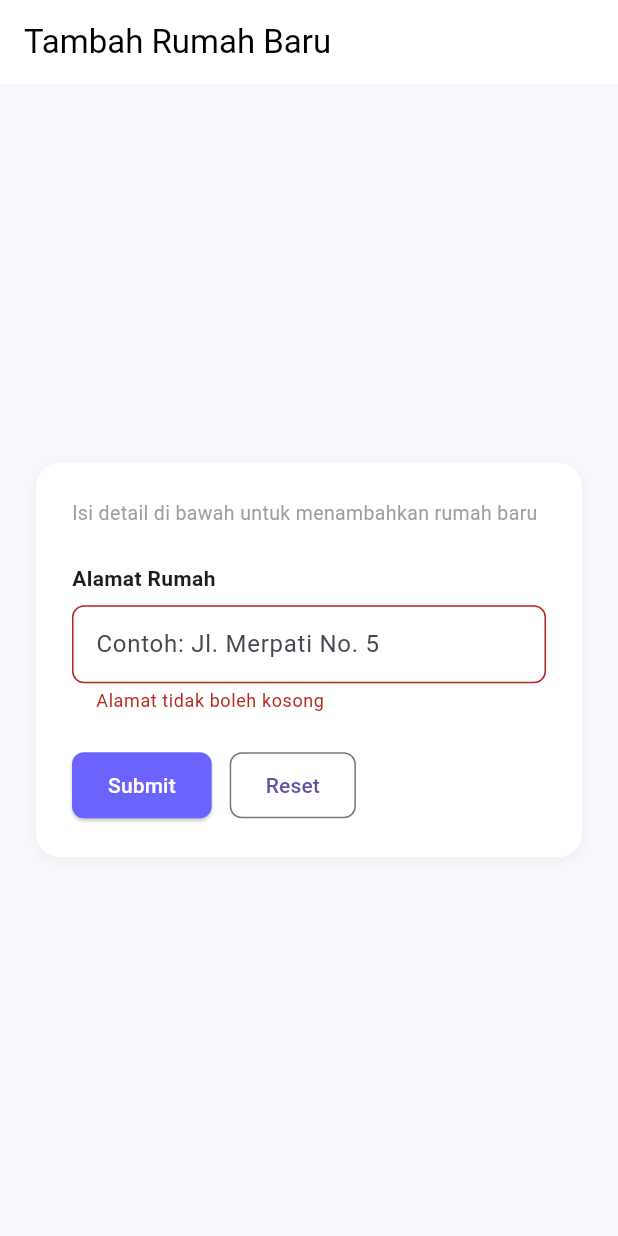
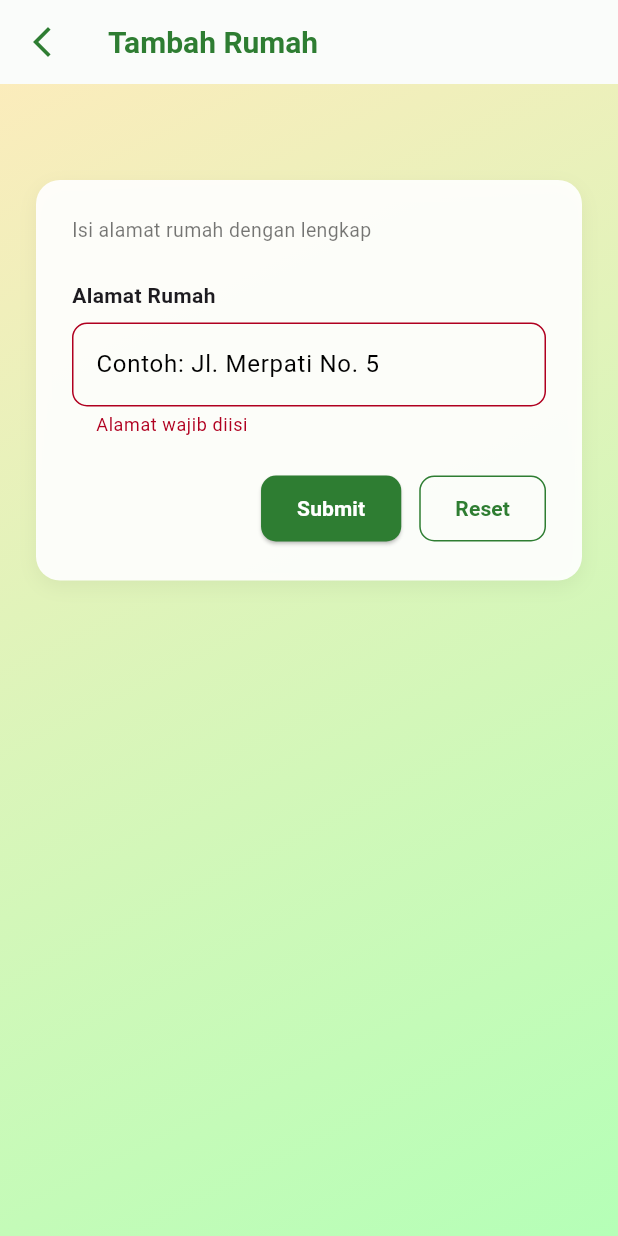
Before and after one commit to rockhubzz/Jawara, a Flutter app: the TambahRumahPage screen opened by its route, after a tap on "Submit", on a phone screen of 412 x 824 dp. Run offline on Flutter 3.47's test engine with Material 3 defaults, Android fonts, the phone set to English and light mode, and no system bars; our stand-ins replace fl_chart, go_router, image_picker.

Commit message:
fitur tambah rumah (ada loading saat klik tombol)

```diff
--- a/lib/data_warga_rumah/tambahRumah_page.dart
+++ b/lib/data_warga_rumah/tambahRumah_page.dart
@@ -1,6 +1,5 @@
 import 'package:flutter/material.dart';
 import 'package:go_router/go_router.dart';
-import 'package:jawara/widgets/appDrawer.dart';
 
 class TambahRumahPage extends StatefulWidget {
   const TambahRumahPage({super.key});
@@ -13,13 +12,27 @@ class _TambahRumahPageState extends State<TambahRumahPage> {
   final _formKey = GlobalKey<FormState>();
   final _alamatController = TextEditingController();
 
-  void _resetForm() {
+  bool isLoadingSubmit = false;
+  bool isLoadingReset = false;
+
+  void _resetForm() async {
+    setState(() => isLoadingReset = true);
+
+    await Future.delayed(const Duration(seconds: 1));
     _formKey.currentState?.reset();
     _alamatController.clear();
+
+    setState(() => isLoadingReset = false);
   }
 
-  void _submitForm() {
-    if (_formKey.currentState!.validate()) {
+  void _submitForm() async {
+    if (!_formKey.currentState!.validate()) return;
+
+    setState(() => isLoadingSubmit = true);
+    await Future.delayed(const Duration(seconds: 2));
+
+    setState(() => isLoadingSubmit = false);
+
     ScaffoldMessenger.of(context).showSnackBar(
       const SnackBar(
         content: Text("Data rumah berhasil disimpan!"),
@@ -27,52 +40,95 @@ class _TambahRumahPageState extends State<TambahRumahPage> {
       ),
     );
   }
-  }
 
   @override
   Widget build(BuildContext context) {
-    return Scaffold(
-      backgroundColor: const Color(0xFFF7F9FC),
+    return Theme(
+      data: Theme.of(context).copyWith(
+        colorScheme: const ColorScheme.light(primary: Color(0xFF2E7D32)),
+        inputDecorationTheme: const InputDecorationTheme(
+          focusedBorder: OutlineInputBorder(
+            borderSide: BorderSide(color: Color(0xFF2E7D32), width: 2),
+          ),
+          enabledBorder: OutlineInputBorder(
+            borderSide: BorderSide(color: Color(0xFF2E7D32)),
+          ),
+          border: OutlineInputBorder(
+            borderSide: BorderSide(color: Color(0xFF2E7D32)),
+          ),
+        ),
+      ),
+      child: Scaffold(
+        extendBodyBehindAppBar: true,   // <<--- Biar gradient sampai atas
         appBar: AppBar(
+          backgroundColor: Colors.white,
+          elevation: 0.5,
+          leading: IconButton(
+            icon: const Icon(Icons.arrow_back_ios_new, color: Color(0xFF2E7D32)),
+            onPressed: () => context.go('/beranda/semua_menu'),
+          ),
           title: const Text(
-          "Tambah Rumah Baru",
-          style: TextStyle(color: Colors.black),
+            "Tambah Rumah",
+            style: TextStyle(
+              fontSize: 20,
+              fontWeight: FontWeight.bold,
+              color: Color(0xFF2E7D32),
             ),
-        backgroundColor: Colors.white,
-        elevation: 0,
-        iconTheme: const IconThemeData(color: Colors.black),
+          ),
         ),
 
-      body: Center(
+        body: Container(
+          width: double.infinity,
+          height: double.infinity, // <<--- FULL gradient sampai bawah
+          decoration: const BoxDecoration(
+            gradient: LinearGradient(
+              begin: Alignment.topLeft,
+              end: Alignment.bottomRight,
+              colors: [
+                Color.fromARGB(255, 255, 235, 188),
+                Color.fromARGB(255, 181, 255, 183),
+              ],
+            ),
+          ),
+
           child: SingleChildScrollView(
+            child: Padding(
+              padding: const EdgeInsets.fromLTRB(24, 120, 24, 24),
+
+              child: Center(
+                child: Container(
+                  constraints: const BoxConstraints(maxWidth: 500),
                   padding: const EdgeInsets.all(24),
-          child: Container(
-            constraints: const BoxConstraints(maxWidth: 400),
-            padding: const EdgeInsets.all(24),
+
                   decoration: BoxDecoration(
-              color: Colors.white,
+                    color: Colors.white.withOpacity(0.92),
                     borderRadius: BorderRadius.circular(16),
                     boxShadow: [
                       BoxShadow(
                         color: Colors.black.withOpacity(0.05),
-                  blurRadius: 8,
-                  offset: const Offset(0, 2),
+                        blurRadius: 10,
+                        offset: const Offset(0, 4),
                       ),
                     ],
                   ),
+
                   child: Form(
                     key: _formKey,
                     child: Column(
                       crossAxisAlignment: CrossAxisAlignment.start,
                       children: [
                         const Text(
-                    "Isi detail di bawah untuk menambahkan rumah baru",
-                    style: TextStyle(fontSize: 13, color: Colors.grey),
+                          "Isi alamat rumah dengan lengkap",
+                          style: TextStyle(fontSize: 13, color: Colors.black54),
                         ),
                         const SizedBox(height: 24),
+
                         const Text(
                           "Alamat Rumah",
-                    style: TextStyle(fontSize: 14, fontWeight: FontWeight.w600),
+                          style: TextStyle(
+                            fontSize: 14,
+                            fontWeight: FontWeight.w600,
+                          ),
                         ),
                         const SizedBox(height: 8),
                         TextFormField(
@@ -80,53 +136,76 @@ class _TambahRumahPageState extends State<TambahRumahPage> {
                           decoration: InputDecoration(
                             hintText: "Contoh: Jl. Merpati No. 5",
                             border: OutlineInputBorder(
-                        borderRadius: BorderRadius.circular(8),
-                      ),
-                      contentPadding: const EdgeInsets.symmetric(
-                        horizontal: 12,
-                        vertical: 14,
+                              borderRadius: BorderRadius.circular(10),
                             ),
                           ),
-                    validator: (value) {
-                      if (value == null || value.isEmpty) {
-                        return 'Alamat tidak boleh kosong';
-                      }
-                      return null;
-                    },
+                          validator: (v) =>
+                              v == null || v.isEmpty ? "Alamat wajib diisi" : null,
                         ),
+
                         const SizedBox(height: 24),
+
                         Row(
+                          mainAxisAlignment: MainAxisAlignment.end,
                           children: [
                             ElevatedButton(
-                        onPressed: _submitForm,
+                              onPressed: isLoadingSubmit ? null : _submitForm,
                               style: ElevatedButton.styleFrom(
-                          backgroundColor: const Color(0xFF6C63FF),
+                                backgroundColor: const Color(0xFF2E7D32),
+                                padding: const EdgeInsets.symmetric(
+                                    horizontal: 24, vertical: 12),
+                                shape: RoundedRectangleBorder(
+                                  borderRadius: BorderRadius.circular(10),
+                                ),
+                              ),
+                              child: isLoadingSubmit
+                                  ? const SizedBox(
+                                      height: 20,
+                                      width: 20,
+                                      child: CircularProgressIndicator(
+                                        strokeWidth: 2,
+                                        color: Colors.white,
+                                      ),
+                                    )
+                                  : const Text(
+                                      "Submit",
+                                      style: TextStyle(
+                                        color: Colors.white,
+                                        fontWeight: FontWeight.bold,
+                                      ),
+                                    ),
+                            ),
+
+                            const SizedBox(width: 12),
+
+                            OutlinedButton(
+                              onPressed: isLoadingReset ? null : _resetForm,
+                              style: OutlinedButton.styleFrom(
+                                side: const BorderSide(color: Color(0xFF2E7D32)),
                                 padding: const EdgeInsets.symmetric(
                                   horizontal: 24,
                                   vertical: 12,
                                 ),
                                 shape: RoundedRectangleBorder(
-                            borderRadius: BorderRadius.circular(8),
+                                  borderRadius: BorderRadius.circular(10),
                                 ),
                               ),
-                        child: const Text(
-                          "Submit",
-                          style: TextStyle(color: Colors.white),
+                              child: isLoadingReset
+                                  ? const SizedBox(
+                                      height: 20,
+                                      width: 20,
+                                      child: CircularProgressIndicator(
+                                        strokeWidth: 2,
+                                        color: Color(0xFF2E7D32),
+                                      ),
+                                    )
+                                  : const Text(
+                                      "Reset",
+                                      style: TextStyle(
+                                        color: Color(0xFF2E7D32),
+                                        fontWeight: FontWeight.bold,
                                       ),
                                     ),
-                      const SizedBox(width: 12),
-                      OutlinedButton(
-                        onPressed: _resetForm,
-                        style: OutlinedButton.styleFrom(
-                          padding: const EdgeInsets.symmetric(
-                            horizontal: 24,
-                            vertical: 12,
-                          ),
-                          shape: RoundedRectangleBorder(
-                            borderRadius: BorderRadius.circular(8),
-                          ),
-                        ),
-                        child: const Text("Reset"),
                             ),
                           ],
                         ),
@@ -136,6 +215,9 @@ class _TambahRumahPageState extends State<TambahRumahPage> {
                 ),
               ),
             ),
+          ),
+        ),
+      ),
     );
   }
 }
```
Lines whose indentation alone changed are shown as unchanged.
